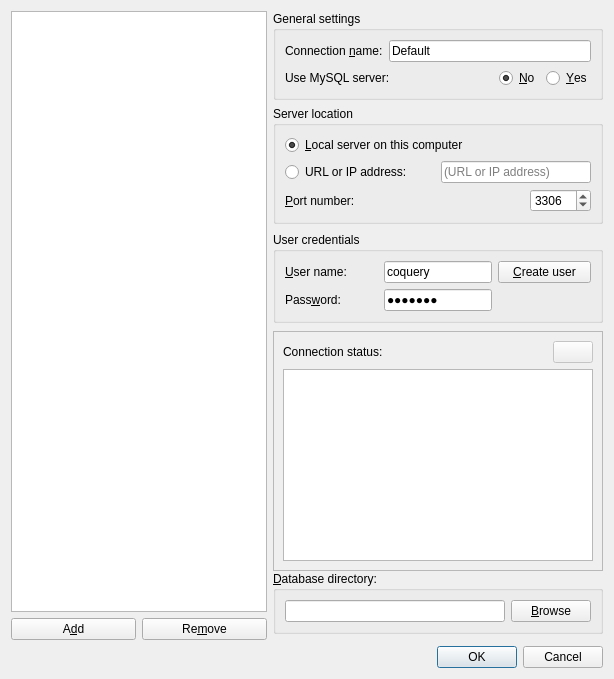
Above: coquery/gui/ui/connectionConfiguration.ui from gkunter/coquery before the change. Below: the same form after it.
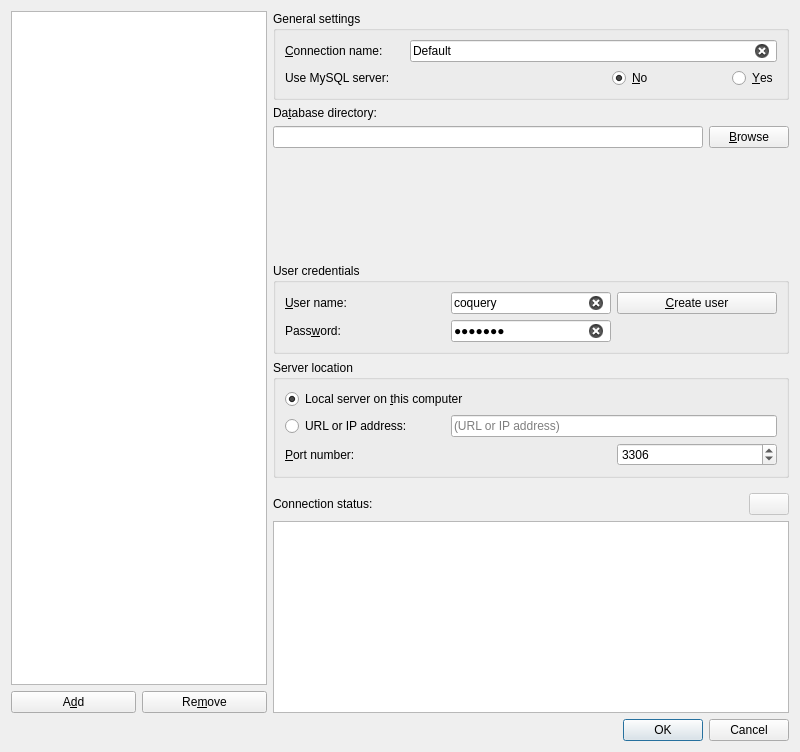
That is the form after the change. Icons and pictures are not drawn.

Commit message: Update interfaces for connections and users

What changed in the file:
```diff
--- a/coquery/gui/ui/connectionConfiguration.ui
+++ b/coquery/gui/ui/connectionConfiguration.ui
@@ -6,14 +6,14 @@
    <rect>
     <x>0</x>
     <y>0</y>
-    <width>614</width>
-    <height>679</height>
+    <width>800</width>
+    <height>752</height>
    </rect>
   </property>
   <property name="windowTitle">
    <string>Database connections – Coquery</string>
   </property>
-  <layout class="QGridLayout" name="gridLayout_4">
+  <layout class="QGridLayout" name="gridLayout_6">
    <item row="0" column="0" rowspan="3">
     <layout class="QGridLayout" name="gridLayout_3">
      <item row="0" column="0" colspan="2">
@@ -56,29 +56,21 @@
    </item>
    <item row="0" column="1">
     <widget class="QGroupBox" name="group_general">
-     <property name="sizePolicy">
-      <sizepolicy hsizetype="MinimumExpanding" vsizetype="Minimum">
-       <horstretch>0</horstretch>
-       <verstretch>0</verstretch>
-      </sizepolicy>
-     </property>
      <property name="title">
       <string>General settings</string>
      </property>
-     <layout class="QVBoxLayout" name="verticalLayout_3">
-      <item>
-       <layout class="QHBoxLayout" name="horizontalLayout_2">
-        <item>
+     <layout class="QGridLayout" name="gridLayout_4">
+      <item row="0" column="0">
          <widget class="QLabel" name="label_3">
           <property name="text">
-           <string>Connection &amp;name:</string>
+         <string>&amp;Connection name:</string>
           </property>
           <property name="buddy">
            <cstring>connection_name</cstring>
           </property>
          </widget>
         </item>
-        <item>
+      <item row="0" column="1" colspan="3">
          <widget class="QLineEdit" name="connection_name">
           <property name="sizePolicy">
            <sizepolicy hsizetype="Expanding" vsizetype="Fixed">
@@ -92,13 +84,12 @@
           <property name="placeholderText">
            <string>(untitled)</string>
           </property>
-         </widget>
-        </item>
-       </layout>
-      </item>
-      <item>
-       <layout class="QHBoxLayout" name="layout_toggle_mysql">
-        <item>
+        <property name="clearButtonEnabled">
+         <bool>true</bool>
+        </property>
+       </widget>
+      </item>
+      <item row="1" column="0" colspan="2">
          <widget class="QLabel" name="label_mysql_server">
           <property name="sizePolicy">
            <sizepolicy hsizetype="Expanding" vsizetype="Preferred">
@@ -111,7 +102,7 @@
           </property>
          </widget>
         </item>
-        <item>
+      <item row="1" column="2" alignment="Qt::AlignRight">
          <widget class="QRadioButton" name="radio_sqlite">
           <property name="text">
            <string>&amp;No</string>
@@ -121,7 +112,7 @@
           </property>
          </widget>
         </item>
-        <item>
+      <item row="1" column="3" alignment="Qt::AlignRight">
          <widget class="QRadioButton" name="radio_mysql">
           <property name="text">
            <string>&amp;Yes</string>
@@ -129,26 +120,185 @@
          </widget>
         </item>
        </layout>
+    </widget>
+   </item>
+   <item row="1" column="1">
+    <widget class="QFrame" name="frame_sqlite">
+     <property name="sizePolicy">
+      <sizepolicy hsizetype="Preferred" vsizetype="Minimum">
+       <horstretch>0</horstretch>
+       <verstretch>0</verstretch>
+      </sizepolicy>
+     </property>
+     <layout class="QGridLayout" name="gridLayout_5">
+      <property name="leftMargin">
+       <number>0</number>
+      </property>
+      <property name="topMargin">
+       <number>0</number>
+      </property>
+      <property name="rightMargin">
+       <number>0</number>
+      </property>
+      <property name="bottomMargin">
+       <number>0</number>
+      </property>
+      <item row="1" column="1">
+       <widget class="QPushButton" name="button_db_path">
+        <property name="sizePolicy">
+         <sizepolicy hsizetype="Fixed" vsizetype="Fixed">
+          <horstretch>0</horstretch>
+          <verstretch>0</verstretch>
+         </sizepolicy>
+        </property>
+        <property name="text">
+         <string>&amp;Browse</string>
+        </property>
+        <property name="icon">
+         <iconset theme="folder">
+          <normaloff>.</normaloff>.</iconset>
+        </property>
+        <property name="shortcut">
+         <string>Alt+B</string>
+        </property>
+       </widget>
+      </item>
+      <item row="2" column="0">
+       <spacer name="verticalSpacer">
+        <property name="orientation">
+         <enum>Qt::Vertical</enum>
+        </property>
+        <property name="sizeHint" stdset="0">
+         <size>
+          <width>20</width>
+          <height>0</height>
+         </size>
+        </property>
+       </spacer>
+      </item>
+      <item row="1" column="0">
+       <widget class="QLineEdit" name="input_db_path">
+        <property name="enabled">
+         <bool>true</bool>
+        </property>
+        <property name="placeholderText">
+         <string/>
+        </property>
+       </widget>
+      </item>
+      <item row="0" column="0" colspan="2">
+       <widget class="QLabel" name="label_5">
+        <property name="text">
+         <string>Da&amp;tabase directory:</string>
+        </property>
+        <property name="buddy">
+         <cstring>input_db_path</cstring>
+        </property>
+       </widget>
       </item>
      </layout>
     </widget>
    </item>
-   <item row="1" column="1">
-    <layout class="QVBoxLayout" name="layout_db_type">
-     <property name="spacing">
-      <number>0</number>
-     </property>
-     <item>
+   <item row="2" column="1">
       <widget class="QWidget" name="frame_mysql" native="true">
-       <layout class="QVBoxLayout" name="verticalLayout_2">
-        <property name="spacing">
-         <number>8</number>
-        </property>
-        <property name="margin">
+     <layout class="QVBoxLayout" name="verticalLayout_2" stretch="0,0,1">
+      <property name="leftMargin">
+       <number>0</number>
+      </property>
+      <property name="topMargin">
          <number>0</number>
         </property>
+      <property name="rightMargin">
+       <number>0</number>
+      </property>
+      <property name="bottomMargin">
+       <number>0</number>
+      </property>
         <item>
-         <widget class="QGroupBox" name="groupBox">
+       <widget class="QGroupBox" name="group_credentials">
+        <property name="title">
+         <string>User credentials</string>
+        </property>
+        <layout class="QGridLayout" name="gridLayout" columnstretch="0,0,0">
+         <item row="0" column="2">
+          <widget class="QPushButton" name="button_create_user">
+           <property name="text">
+            <string>&amp;Create user</string>
+           </property>
+          </widget>
+         </item>
+         <item row="0" column="0">
+          <widget class="QLabel" name="label">
+           <property name="sizePolicy">
+            <sizepolicy hsizetype="Preferred" vsizetype="Fixed">
+             <horstretch>0</horstretch>
+             <verstretch>0</verstretch>
+            </sizepolicy>
+           </property>
+           <property name="text">
+            <string>&amp;User name:</string>
+           </property>
+           <property name="buddy">
+            <cstring>user</cstring>
+           </property>
+          </widget>
+         </item>
+         <item row="1" column="0">
+          <widget class="QLabel" name="label_2">
+           <property name="sizePolicy">
+            <sizepolicy hsizetype="Preferred" vsizetype="Fixed">
+             <horstretch>0</horstretch>
+             <verstretch>0</verstretch>
+            </sizepolicy>
+           </property>
+           <property name="text">
+            <string>Pass&amp;word:</string>
+           </property>
+           <property name="buddy">
+            <cstring>password</cstring>
+           </property>
+          </widget>
+         </item>
+         <item row="1" column="1">
+          <widget class="QLineEdit" name="password">
+           <property name="sizePolicy">
+            <sizepolicy hsizetype="Preferred" vsizetype="Fixed">
+             <horstretch>0</horstretch>
+             <verstretch>0</verstretch>
+            </sizepolicy>
+           </property>
+           <property name="text">
+            <string>coquery</string>
+           </property>
+           <property name="echoMode">
+            <enum>QLineEdit::PasswordEchoOnEdit</enum>
+           </property>
+           <property name="clearButtonEnabled">
+            <bool>true</bool>
+           </property>
+          </widget>
+         </item>
+         <item row="0" column="1">
+          <widget class="QLineEdit" name="user">
+           <property name="sizePolicy">
+            <sizepolicy hsizetype="Preferred" vsizetype="Fixed">
+             <horstretch>0</horstretch>
+             <verstretch>0</verstretch>
+            </sizepolicy>
+           </property>
+           <property name="text">
+            <string>coquery</string>
+           </property>
+           <property name="clearButtonEnabled">
+            <bool>true</bool>
+           </property>
+          </widget>
+         </item>
+        </layout>
+       </widget>
+      </item>
+      <item>
+       <widget class="QGroupBox" name="group_server">
           <property name="title">
            <string>Server location</string>
           </property>
@@ -156,7 +306,7 @@
            <item row="0" column="0" colspan="2">
             <widget class="QRadioButton" name="radio_local">
              <property name="text">
-              <string>&amp;Local server on this computer</string>
+            <string>Local server on &amp;this computer</string>
              </property>
              <property name="checked">
               <bool>true</bool>
@@ -176,7 +326,7 @@
              </property>
             </widget>
            </item>
-           <item row="1" column="1">
+         <item row="1" column="1" colspan="2">
             <widget class="QLineEdit" name="hostname">
              <property name="sizePolicy">
               <sizepolicy hsizetype="Preferred" vsizetype="Fixed">
@@ -196,11 +346,12 @@
              <property name="cursorMoveStyle">
               <enum>Qt::LogicalMoveStyle</enum>
              </property>
+           <property name="clearButtonEnabled">
+            <bool>true</bool>
+           </property>
             </widget>
            </item>
            <item row="2" column="0" colspan="2">
-            <layout class="QHBoxLayout" name="horizontalLayout_3">
-             <item>
               <widget class="QLabel" name="label_4">
                <property name="sizePolicy">
                 <sizepolicy hsizetype="MinimumExpanding" vsizetype="Preferred">
@@ -216,7 +367,7 @@
                </property>
               </widget>
              </item>
-             <item>
+         <item row="2" column="2">
               <widget class="QSpinBox" name="port">
                <property name="sizePolicy">
                 <sizepolicy hsizetype="Preferred" vsizetype="Fixed">
@@ -236,85 +387,6 @@
               </widget>
              </item>
             </layout>
-           </item>
-          </layout>
-         </widget>
-        </item>
-        <item>
-         <widget class="QGroupBox" name="group_credentials">
-          <property name="title">
-           <string>User credentials</string>
-          </property>
-          <layout class="QGridLayout" name="gridLayout">
-           <item row="0" column="0">
-            <widget class="QLabel" name="label">
-             <property name="sizePolicy">
-              <sizepolicy hsizetype="Preferred" vsizetype="Fixed">
-               <horstretch>0</horstretch>
-               <verstretch>0</verstretch>
-              </sizepolicy>
-             </property>
-             <property name="text">
-              <string>&amp;User name:</string>
-             </property>
-             <property name="buddy">
-              <cstring>user</cstring>
-             </property>
-            </widget>
-           </item>
-           <item row="0" column="1">
-            <widget class="QLineEdit" name="user">
-             <property name="sizePolicy">
-              <sizepolicy hsizetype="Preferred" vsizetype="Fixed">
-               <horstretch>0</horstretch>
-               <verstretch>0</verstretch>
-              </sizepolicy>
-             </property>
-             <property name="text">
-              <string>coquery</string>
-             </property>
-            </widget>
-           </item>
-           <item row="0" column="2">
-            <widget class="QPushButton" name="button_create_user">
-             <property name="text">
-              <string>&amp;Create user</string>
-             </property>
-            </widget>
-           </item>
-           <item row="1" column="0">
-            <widget class="QLabel" name="label_2">
-             <property name="sizePolicy">
-              <sizepolicy hsizetype="Preferred" vsizetype="Fixed">
-               <horstretch>0</horstretch>
-               <verstretch>0</verstretch>
-              </sizepolicy>
-             </property>
-             <property name="text">
-              <string>Pass&amp;word:</string>
-             </property>
-             <property name="buddy">
-              <cstring>password</cstring>
-             </property>
-            </widget>
-           </item>
-           <item row="1" column="1">
-            <widget class="QLineEdit" name="password">
-             <property name="sizePolicy">
-              <sizepolicy hsizetype="Preferred" vsizetype="Fixed">
-               <horstretch>0</horstretch>
-               <verstretch>0</verstretch>
-              </sizepolicy>
-             </property>
-             <property name="text">
-              <string>coquery</string>
-             </property>
-             <property name="echoMode">
-              <enum>QLineEdit::PasswordEchoOnEdit</enum>
-             </property>
-            </widget>
-           </item>
-          </layout>
          </widget>
         </item>
         <item>
@@ -325,16 +397,17 @@
             <verstretch>0</verstretch>
            </sizepolicy>
           </property>
-          <property name="frameShape">
-           <enum>QFrame::StyledPanel</enum>
-          </property>
-          <property name="frameShadow">
-           <enum>QFrame::Sunken</enum>
-          </property>
-          <layout class="QVBoxLayout" name="verticalLayout">
-           <item>
-            <layout class="QHBoxLayout" name="horizontalLayout">
-             <item>
+        <layout class="QGridLayout" name="gridLayout_7">
+         <property name="leftMargin">
+          <number>0</number>
+         </property>
+         <property name="rightMargin">
+          <number>0</number>
+         </property>
+         <property name="bottomMargin">
+          <number>0</number>
+         </property>
+         <item row="0" column="0">
               <widget class="QLabel" name="label_6">
                <property name="sizePolicy">
                 <sizepolicy hsizetype="MinimumExpanding" vsizetype="Preferred">
@@ -347,7 +420,7 @@
                </property>
               </widget>
              </item>
-             <item>
+         <item row="0" column="1">
               <widget class="QPushButton" name="button_status">
                <property name="enabled">
                 <bool>false</bool>
@@ -364,14 +437,9 @@
                <property name="autoDefault">
                 <bool>false</bool>
                </property>
-               <property name="flat">
-                <bool>false</bool>
-               </property>
-              </widget>
-             </item>
-            </layout>
-           </item>
-           <item>
+          </widget>
+         </item>
+         <item row="1" column="0" colspan="2">
             <widget class="QTextEdit" name="text_status">
              <property name="sizePolicy">
               <sizepolicy hsizetype="Expanding" vsizetype="Expanding">
@@ -387,74 +455,7 @@
        </layout>
       </widget>
      </item>
-     <item>
-      <widget class="QGroupBox" name="frame_sqlite">
-       <property name="sizePolicy">
-        <sizepolicy hsizetype="Minimum" vsizetype="Minimum">
-         <horstretch>0</horstretch>
-         <verstretch>0</verstretch>
-        </sizepolicy>
-       </property>
-       <property name="title">
-        <string>&amp;Database directory:</string>
-       </property>
-       <layout class="QHBoxLayout" name="horizontalLayout_4">
-        <item>
-         <widget class="QLineEdit" name="input_db_path">
-          <property name="enabled">
-           <bool>true</bool>
-          </property>
-          <property name="sizePolicy">
-           <sizepolicy hsizetype="Preferred" vsizetype="Fixed">
-            <horstretch>0</horstretch>
-            <verstretch>0</verstretch>
-           </sizepolicy>
-          </property>
-          <property name="placeholderText">
-           <string/>
-          </property>
-         </widget>
-        </item>
-        <item>
-         <widget class="QPushButton" name="button_db_path">
-          <property name="sizePolicy">
-           <sizepolicy hsizetype="Fixed" vsizetype="Fixed">
-            <horstretch>0</horstretch>
-            <verstretch>0</verstretch>
-           </sizepolicy>
-          </property>
-          <property name="text">
-           <string>&amp;Browse</string>
-          </property>
-          <property name="icon">
-           <iconset theme="folder">
-            <normaloff/>
-           </iconset>
-          </property>
-          <property name="shortcut">
-           <string>Alt+B</string>
-          </property>
-         </widget>
-        </item>
-       </layout>
-      </widget>
-     </item>
-    </layout>
-   </item>
-   <item row="2" column="1">
-    <spacer name="verticalSpacer">
-     <property name="orientation">
-      <enum>Qt::Vertical</enum>
-     </property>
-     <property name="sizeHint" stdset="0">
-      <size>
-       <width>18</width>
-       <height>0</height>
-      </size>
-     </property>
-    </spacer>
-   </item>
-   <item row="3" column="0" colspan="2">
+   <item row="3" column="1">
     <widget class="QDialogButtonBox" name="buttonBox">
      <property name="orientation">
       <enum>Qt::Horizontal</enum>
```
Left out of the diff: 20 changed lines with no effect on the pictures. Lines whose indentation alone changed are shown as unchanged. The commit also changes 5 other files.
